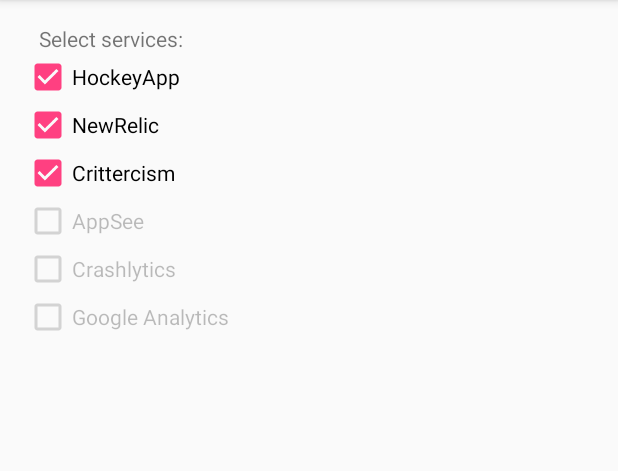
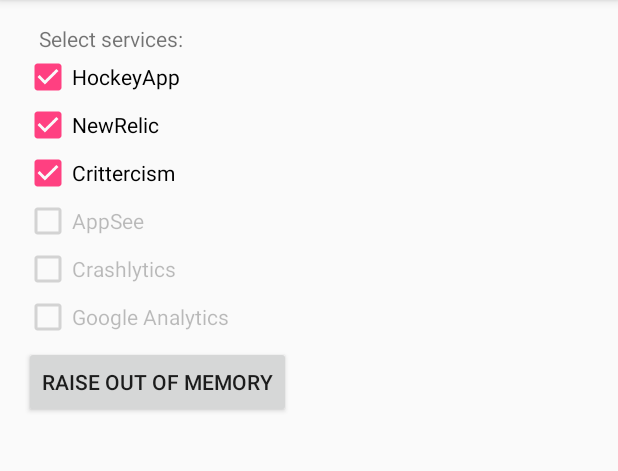
Before and after one commit to YK1007/crashdroid, an Android app: the screen it shows after launch (MainActivity), on a phone screen of 412 x 824 dp, the part 84-555 px from its top. Run offline under Robolectric (Android 15) with nearby library versions, the phone set to English and light mode, and no system bars; our stand-ins replace ButterKnife.

Commit message:
MA-2106 simulate OutOfMemory error.

```diff
--- a/app/src/main/java/com/namshi/crashdroid/MainPresenter.java
+++ b/app/src/main/java/com/namshi/crashdroid/MainPresenter.java
@@ -7,4 +7,5 @@ public interface MainPresenter {
     void onCreate();
     void onResume();
     void onServiceChecked(int checkedServiceId, boolean isChecked);
+    void throwOutOfMemory();
 }
--- a/app/src/main/java/com/namshi/crashdroid/MainPresenterImpl.java
+++ b/app/src/main/java/com/namshi/crashdroid/MainPresenterImpl.java
@@ -34,4 +34,9 @@ public class MainPresenterImpl implements MainPresenter {
     public void onServiceChecked(int checkedServiceId, boolean isChecked) {
         crashServicesInteractor.updateServiceState(checkedServiceId, isChecked);
     }
+
+    @Override
+    public void throwOutOfMemory() {
+        throw new OutOfMemoryError("Test OutOfMemory error");
+    }
 }
--- a/app/src/main/res/layout/activity_main.xml
+++ b/app/src/main/res/layout/activity_main.xml
@@ -21,8 +21,15 @@
         android:orientation="vertical"
         android:layout_width="match_parent"
         android:layout_height="wrap_content"
-        android:id="@+id/servicesLayout">
+        android:id="@+id/servicesLayout"
+        android:layout_marginBottom="3dp">
 
     </LinearLayout>
 
+    <Button
+        android:layout_width="wrap_content"
+        android:layout_height="wrap_content"
+        android:text="@string/raise_out_of_memory"
+        android:id="@+id/buttonOutOfMemory"/>
+
 </LinearLayout>
--- a/app/src/main/res/values/strings.xml
+++ b/app/src/main/res/values/strings.xml
@@ -7,4 +7,5 @@
     <string name="app_see">AppSee</string>
     <string name="crashlytics">Crashlytics</string>
     <string name="google_analytics">Google Analytics</string>
+    <string name="raise_out_of_memory">Raise "Out Of Memory"</string>
 </resources>
```
Also changed, not shown: app/src/main/java/com/namshi/crashdroid/MainActivity.java (+8 -0 lines).
